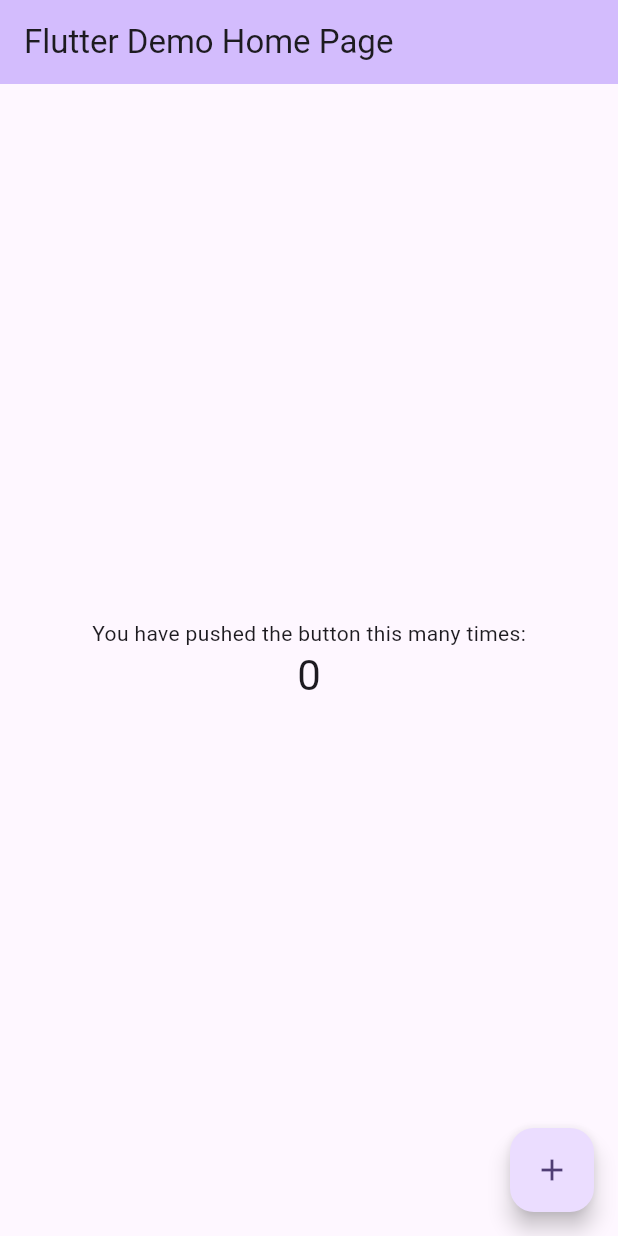
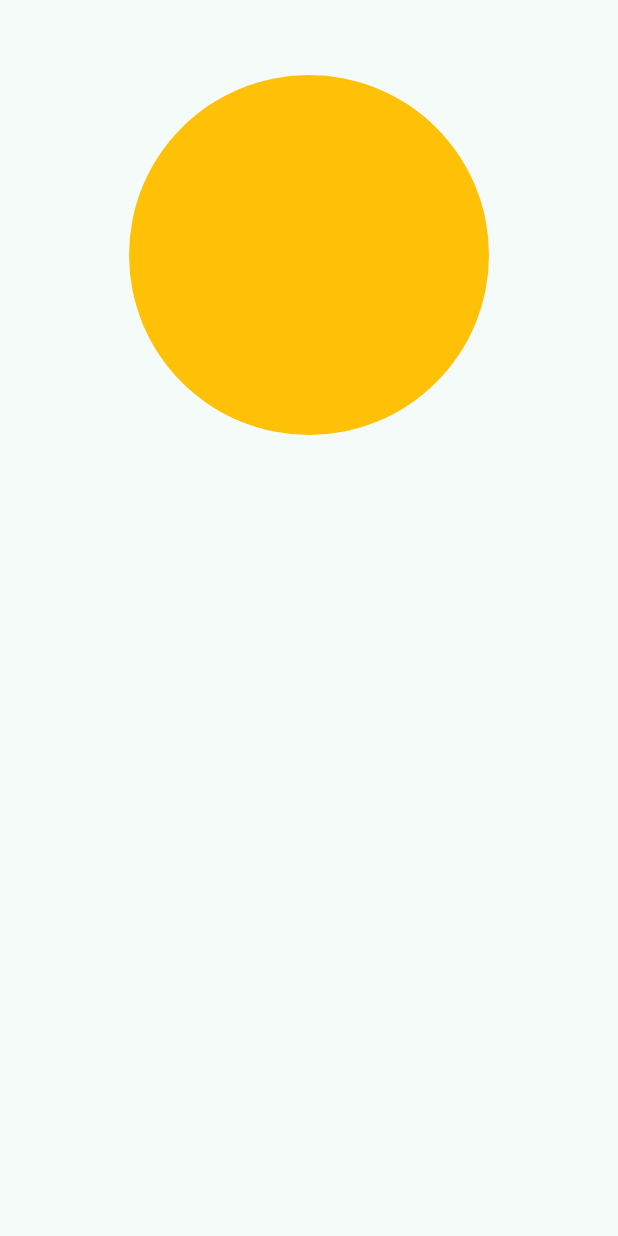
Before and after one commit to IlhamMaulana13/KB1179-1123150141-uts, a Flutter app: the screen it shows after launch, on a phone screen of 412 x 824 dp. Run offline on Flutter 3.47's test engine with Material 3 defaults, Android fonts, the light colour scheme and no system bars.

Commit message:
menambahkan splash screen 1

```diff
--- a/lib/main.dart
+++ b/lib/main.dart
@@ -1,4 +1,5 @@
 import 'package:flutter/material.dart';
+import 'screen/splash_screen_1.dart';
 
 void main() {
   runApp(const MyApp());
@@ -7,116 +8,16 @@ void main() {
 class MyApp extends StatelessWidget {
   const MyApp({super.key});
 
-  // This widget is the root of your application.
   @override
   Widget build(BuildContext context) {
     return MaterialApp(
-      title: 'Flutter Demo',
+      title: "NIM : 1123150141, ilham",
       theme: ThemeData(
-        // This is the theme of your application.
-        //
-        // TRY THIS: Try running your application with "flutter run". You'll see
-        // the application has a purple toolbar. Then, without quitting the app,
-        // try changing the seedColor in the colorScheme below to Colors.green
-        // and then invoke "hot reload" (save your changes or press the "hot
-        // reload" button in a Flutter-supported IDE, or press "r" if you used
-        // the command line to start the app).
-        //
-        // Notice that the counter didn't reset back to zero; the application
-        // state is not lost during the reload. To reset the state, use hot
-        // restart instead.
-        //
-        // This works for code too, not just values: Most code changes can be
-        // tested with just a hot reload.
-        colorScheme: ColorScheme.fromSeed(seedColor: Colors.deepPurple),
+        useMaterial3: true,
+        colorScheme: ColorScheme.fromSeed(seedColor: Colors.teal),
       ),
-      home: const MyHomePage(title: 'Flutter Demo Home Page'),
+      home: const MySplashScreen(), // pastikan nama class cocok
+      debugShowCheckedModeBanner: false,
     );
   }
 }
-
-class MyHomePage extends StatefulWidget {
-  const MyHomePage({super.key, required this.title});
-
-  // This widget is the home page of your application. It is stateful, meaning
-  // that it has a State object (defined below) that contains fields that affect
-  // how it looks.
-
-  // This class is the configuration for the state. It holds the values (in this
-  // case the title) provided by the parent (in this case the App widget) and
-  // used by the build method of the State. Fields in a Widget subclass are
-  // always marked "final".
-
-  final String title;
-
-  @override
-  State<MyHomePage> createState() => _MyHomePageState();
-}
-
-class _MyHomePageState extends State<MyHomePage> {
-  int _counter = 0;
-
-  void _incrementCounter() {
-    setState(() {
-      // This call to setState tells the Flutter framework that something has
-      // changed in this State, which causes it to rerun the build method below
-      // so that the display can reflect the updated values. If we changed
-      // _counter without calling setState(), then the build method would not be
-      // called again, and so nothing would appear to happen.
-      _counter++;
-    });
-  }
-
-  @override
-  Widget build(BuildContext context) {
-    // This method is rerun every time setState is called, for instance as done
-    // by the _incrementCounter method above.
-    //
-    // The Flutter framework has been optimized to make rerunning build methods
-    // fast, so that you can just rebuild anything that needs updating rather
-    // than having to individually change instances of widgets.
-    return Scaffold(
-      appBar: AppBar(
-        // TRY THIS: Try changing the color here to a specific color (to
-        // Colors.amber, perhaps?) and trigger a hot reload to see the AppBar
-        // change color while the other colors stay the same.
-        backgroundColor: Theme.of(context).colorScheme.inversePrimary,
-        // Here we take the value from the MyHomePage object that was created by
-        // the App.build method, and use it to set our appbar title.
-        title: Text(widget.title),
-      ),
-      body: Center(
-        // Center is a layout widget. It takes a single child and positions it
-        // in the middle of the parent.
-        child: Column(
-          // Column is also a layout widget. It takes a list of children and
-          // arranges them vertically. By default, it sizes itself to fit its
-          // children horizontally, and tries to be as tall as its parent.
-          //
-          // Column has various properties to control how it sizes itself and
-          // how it positions its children. Here we use mainAxisAlignment to
-          // center the children vertically; the main axis here is the vertical
-          // axis because Columns are vertical (the cross axis would be
-          // horizontal).
-          //
-          // TRY THIS: Invoke "debug painting" (choose the "Toggle Debug Paint"
-          // action in the IDE, or press "p" in the console), to see the
-          // wireframe for each widget.
-          mainAxisAlignment: MainAxisAlignment.center,
-          children: <Widget>[
-            const Text('You have pushed the button this many times:'),
-            Text(
-              '$_counter',
-              style: Theme.of(context).textTheme.headlineMedium,
-            ),
-          ],
-        ),
-      ),
-      floatingActionButton: FloatingActionButton(
-        onPressed: _incrementCounter,
-        tooltip: 'Increment',
-        child: const Icon(Icons.add),
-      ), // This trailing comma makes auto-formatting nicer for build methods.
-    );
-  }
-}
--- /dev/null
+++ b/lib/screen/splash_screen_1.dart
@@ -0,0 +1,29 @@
+import 'package:flutter/material.dart';
+
+class MySplashScreen extends StatelessWidget {
+  const MySplashScreen({super.key});
+
+  @override
+  Widget build(BuildContext context) {
+    return Scaffold(
+      body: SafeArea(
+        child: Center(
+          child: Column(
+        children: [
+          SizedBox(height: 50),
+          Container(
+            width: 240,
+            height: 240,
+            decoration: BoxDecoration(
+              shape: BoxShape.circle,
+              color: Colors.amber,
+            ),
+          ),
+
+        ],
+      ),
+        ),
+      ),
+    );
+  }
+}
```
